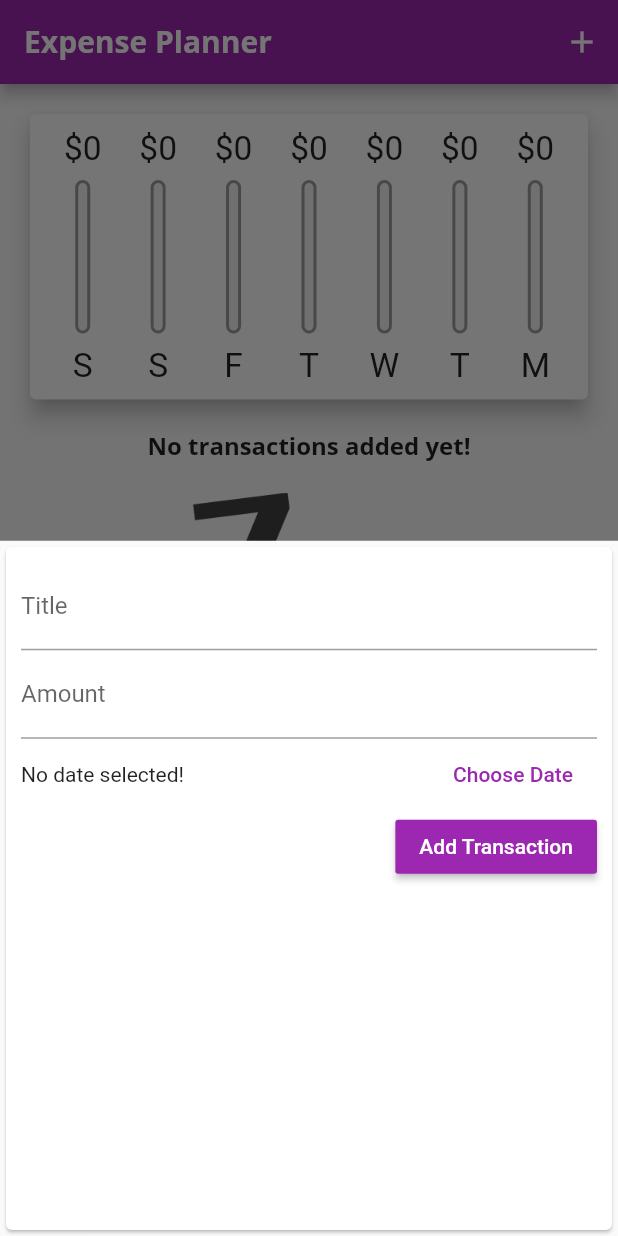
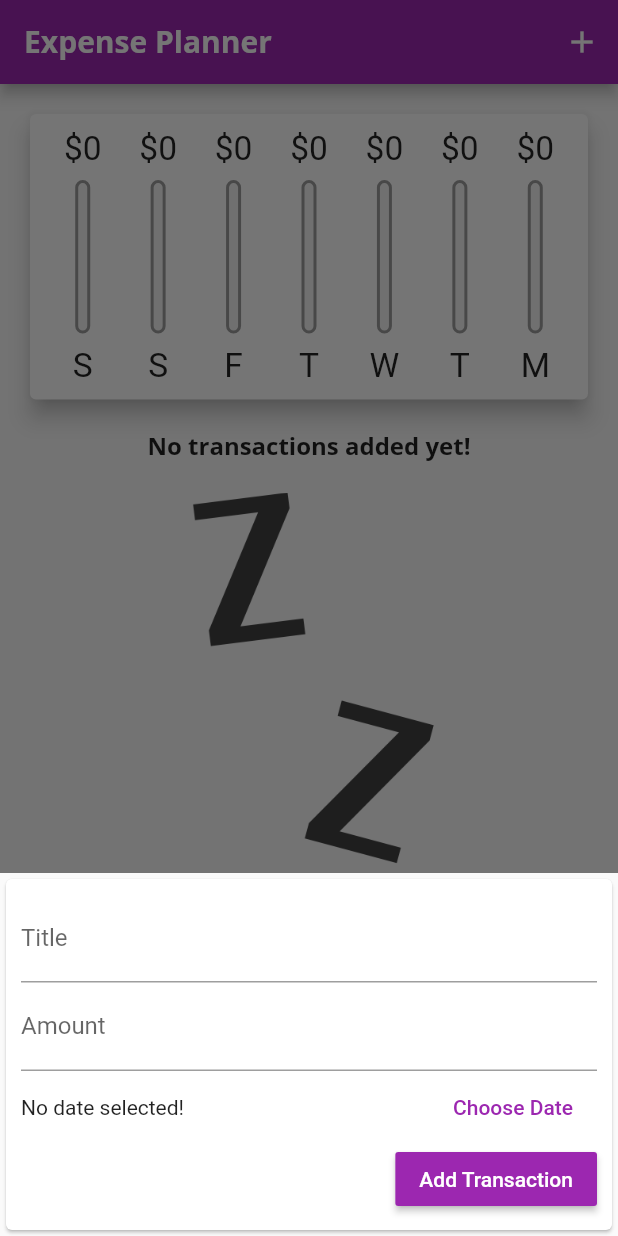
Before and after one commit to Raunakk02/Personal-Expenses-App, a Flutter app: the screen it shows after launch, after a tap on the "add" icon, on a phone screen of 412 x 824 dp. Run offline on Flutter 3.47's test engine with Material 2 defaults, Android fonts, the phone set to English and light mode, and no system bars.

Commit message:
added responsiveness to new_transaction

```diff
--- a/lib/widgets/new_transaction.dart
+++ b/lib/widgets/new_transaction.dart
@@ -18,7 +18,7 @@ class _NewTransactionState extends State<NewTransaction> {
   DateTime selectedDate;
 
   void submitData() {
-    if(amountController.text.isEmpty){
+    if (amountController.text.isEmpty) {
       return;
     }
     final enteredTitle = titleController.text;
@@ -50,9 +50,15 @@ class _NewTransactionState extends State<NewTransaction> {
 
   @override
   Widget build(BuildContext context) {
-    return Card(
+    return SingleChildScrollView(
+      child: Card(
           child: Container(
-      padding: EdgeInsets.all(10),
+        padding: EdgeInsets.only(
+          top: 10,
+          left: 10,
+          right: 10,
+          bottom: MediaQuery.of(context).viewInsets.bottom + 10,
+        ),
         child: Column(
           crossAxisAlignment: CrossAxisAlignment.end,
           children: [
@@ -93,6 +99,7 @@ class _NewTransactionState extends State<NewTransaction> {
             ),
           ],
         ),
-    ));
+      )),
+    );
   }
 }
```
Lines whose indentation alone changed are shown as unchanged.
